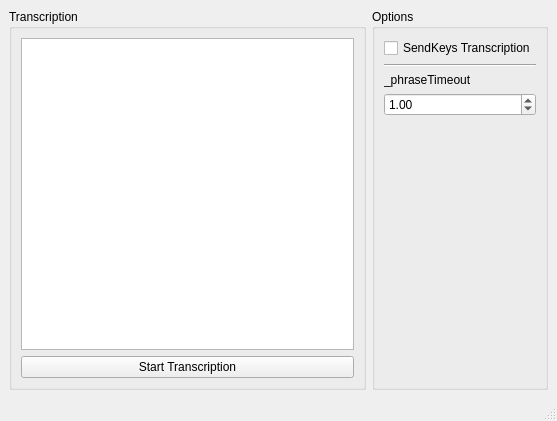
The window that qt/interface.ui (JohnCiubuc/whisper_real_time) describes before a commit, drawn with Qt 5.
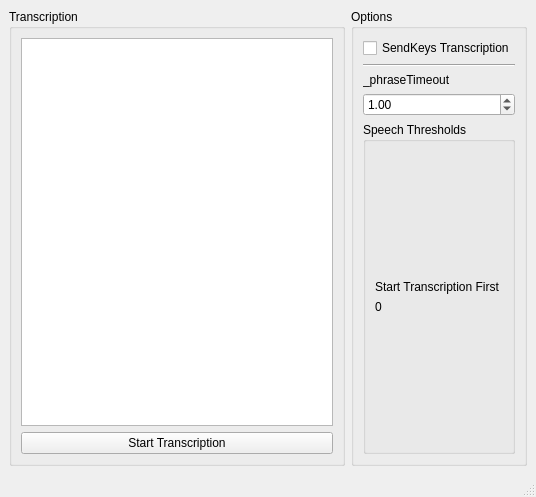
The same window after the commit.

The edit to the form file:
```diff
--- a/qt/interface.ui
+++ b/qt/interface.ui
@@ -6,8 +6,8 @@
    <rect>
     <x>0</x>
     <y>0</y>
-    <width>557</width>
-    <height>421</height>
+    <width>536</width>
+    <height>497</height>
    </rect>
   </property>
   <property name="windowTitle">
@@ -57,6 +57,61 @@
          </property>
         </widget>
        </item>
+       <item row="4" column="0">
+        <widget class="QGroupBox" name="groupBox_2">
+         <property name="sizePolicy">
+          <sizepolicy hsizetype="Preferred" vsizetype="Expanding">
+           <horstretch>0</horstretch>
+           <verstretch>0</verstretch>
+          </sizepolicy>
+         </property>
+         <property name="title">
+          <string>Speech Thresholds</string>
+         </property>
+         <layout class="QVBoxLayout" name="verticalLayout">
+          <item>
+           <spacer name="verticalSpacer_2">
+            <property name="orientation">
+             <enum>Qt::Vertical</enum>
+            </property>
+            <property name="sizeHint" stdset="0">
+             <size>
+              <width>20</width>
+              <height>40</height>
+             </size>
+            </property>
+           </spacer>
+          </item>
+          <item>
+           <widget class="QLabel" name="label_trans">
+            <property name="text">
+             <string>Start Transcription First</string>
+            </property>
+           </widget>
+          </item>
+          <item>
+           <widget class="QLabel" name="label_trans_val">
+            <property name="text">
+             <string>0</string>
+            </property>
+           </widget>
+          </item>
+          <item>
+           <spacer name="verticalSpacer">
+            <property name="orientation">
+             <enum>Qt::Vertical</enum>
+            </property>
+            <property name="sizeHint" stdset="0">
+             <size>
+              <width>20</width>
+              <height>40</height>
+             </size>
+            </property>
+           </spacer>
+          </item>
+         </layout>
+        </widget>
+       </item>
        <item row="0" column="0">
         <widget class="QCheckBox" name="checkBox_SK">
          <property name="text">
@@ -67,19 +122,6 @@
          </property>
         </widget>
        </item>
-       <item row="4" column="0">
-        <spacer name="verticalSpacer">
-         <property name="orientation">
-          <enum>Qt::Vertical</enum>
-         </property>
-         <property name="sizeHint" stdset="0">
-          <size>
-           <width>20</width>
-           <height>40</height>
-          </size>
-         </property>
-        </spacer>
-       </item>
        <item row="1" column="0">
         <widget class="Line" name="line">
          <property name="orientation">
```
Left out of the diff: 2 changed lines with no effect on the pictures.
